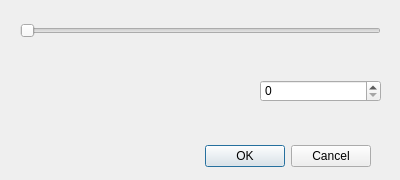
This is qt/OpenRGBZoneResizeDialog.ui in CalcProgrammer1/OpenRGB as Qt 5 draws it before an edit. The edited form follows.
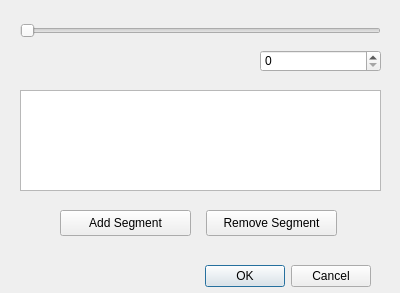
This is the edited form.

```diff
--- a/qt/OpenRGBZoneResizeDialog.ui
+++ b/qt/OpenRGBZoneResizeDialog.ui
@@ -7,7 +7,7 @@
     <x>0</x>
     <y>0</y>
     <width>400</width>
-    <height>180</height>
+    <height>293</height>
    </rect>
   </property>
   <property name="windowTitle">
@@ -17,7 +17,7 @@
    <property name="geometry">
     <rect>
      <x>30</x>
-     <y>140</y>
+     <y>260</y>
      <width>341</width>
      <height>32</height>
     </rect>
@@ -46,12 +46,48 @@
    <property name="geometry">
     <rect>
      <x>260</x>
-     <y>80</y>
+     <y>50</y>
      <width>121</width>
      <height>22</height>
     </rect>
    </property>
   </widget>
+  <widget class="QTreeView" name="treeView">
+   <property name="geometry">
+    <rect>
+     <x>20</x>
+     <y>90</y>
+     <width>361</width>
+     <height>101</height>
+    </rect>
+   </property>
+  </widget>
+  <widget class="QPushButton" name="pushButton">
+   <property name="geometry">
+    <rect>
+     <x>60</x>
+     <y>210</y>
+     <width>131</width>
+     <height>26</height>
+    </rect>
+   </property>
+   <property name="text">
+    <string>Add Segment</string>
+   </property>
+  </widget>
+  <widget class="QPushButton" name="pushButton_2">
+   <property name="geometry">
+    <rect>
+     <x>206</x>
+     <y>210</y>
+     <width>131</width>
+     <height>26</height>
+    </rect>
+   </property>
+   <property name="text">
+    <string>Remove Segment</string>
+   </property>
+  </widget>
  </widget>
  <resources/>
  <connections>
```
